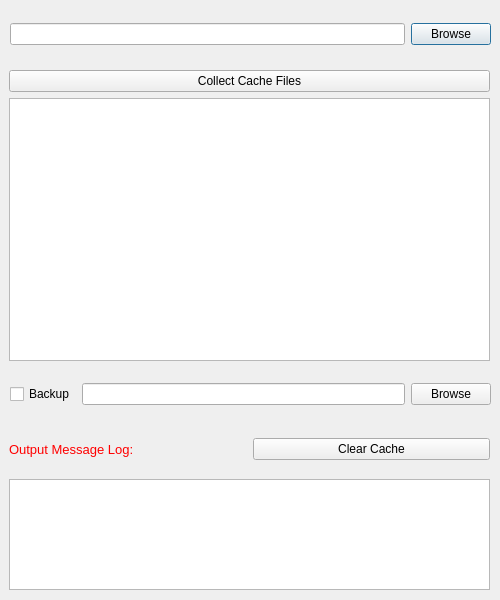
shangar-t-a/pyc-cleaner, file project/gui.ui: the form before one commit.
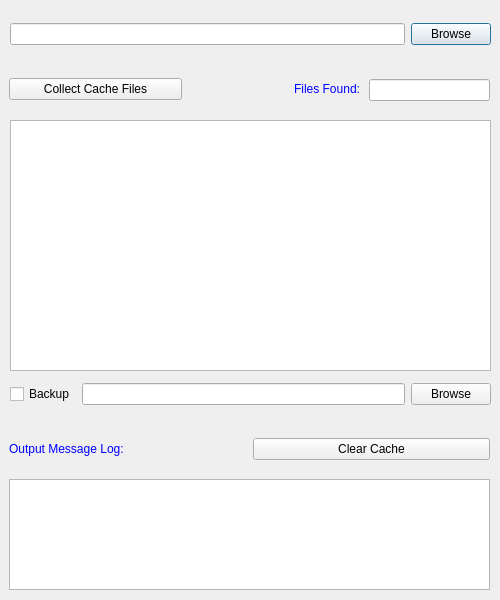
The form after the commit.

Commit message:
collect cache
added collect cache feature

Patch:
```diff
--- a/project/gui.ui
+++ b/project/gui.ui
@@ -50,23 +50,23 @@
   <widget class="QWidget" name="verticalLayoutWidget">
    <property name="geometry">
     <rect>
-     <x>9</x>
-     <y>70</y>
+     <x>10</x>
+     <y>120</y>
      <width>481</width>
-     <height>291</height>
+     <height>251</height>
     </rect>
    </property>
    <layout class="QVBoxLayout" name="verticalLayout">
     <item>
-     <widget class="QPushButton" name="collect_cache">
-      <property name="text">
-       <string>Collect Cache Files</string>
+     <widget class="QTextBrowser" name="cache_display">
+      <property name="horizontalScrollBarPolicy">
+       <enum>Qt::ScrollBarAsNeeded</enum>
+      </property>
+      <property name="lineWrapMode">
+       <enum>QTextEdit::NoWrap</enum>
       </property>
      </widget>
     </item>
-    <item>
-     <widget class="QTextBrowser" name="cache_display"/>
-    </item>
    </layout>
   </widget>
   <widget class="QWidget" name="horizontalLayoutWidget_2">
@@ -114,7 +114,7 @@
        <string notr="true">color:red</string>
       </property>
       <property name="text">
-       <string>&lt;html&gt;&lt;head/&gt;&lt;body&gt;&lt;p&gt;&lt;span style=&quot; font-size:10pt;&quot;&gt;Output Message Log:&lt;/span&gt;&lt;/p&gt;&lt;/body&gt;&lt;/html&gt;</string>
+       <string>&lt;html&gt;&lt;head/&gt;&lt;body&gt;&lt;p&gt;&lt;span style=&quot; font-size:9pt; color:#0000ff;&quot;&gt;Output Message Log:&lt;/span&gt;&lt;/p&gt;&lt;/body&gt;&lt;/html&gt;</string>
       </property>
      </widget>
     </item>
@@ -142,6 +142,47 @@
     </item>
    </layout>
   </widget>
+  <widget class="QWidget" name="horizontalLayoutWidget_4">
+   <property name="geometry">
+    <rect>
+     <x>9</x>
+     <y>69</y>
+     <width>351</width>
+     <height>41</height>
+    </rect>
+   </property>
+   <layout class="QHBoxLayout" name="horizontalLayout_4">
+    <item>
+     <widget class="QPushButton" name="collect_cache">
+      <property name="text">
+       <string>Collect Cache Files</string>
+      </property>
+     </widget>
+    </item>
+    <item>
+     <widget class="QLabel" name="label">
+      <property name="text">
+       <string>&lt;html&gt;&lt;head/&gt;&lt;body&gt;&lt;p align=&quot;right&quot;&gt;&lt;span style=&quot; font-size:9pt; color:#0000ff;&quot;&gt;Files Found:&lt;/span&gt;&lt;/p&gt;&lt;/body&gt;&lt;/html&gt;</string>
+      </property>
+     </widget>
+    </item>
+   </layout>
+  </widget>
+  <widget class="QWidget" name="horizontalLayoutWidget_5">
+   <property name="geometry">
+    <rect>
+     <x>369</x>
+     <y>70</y>
+     <width>121</width>
+     <height>41</height>
+    </rect>
+   </property>
+   <layout class="QHBoxLayout" name="horizontalLayout_5">
+    <item>
+     <widget class="QLineEdit" name="cache_count"/>
+    </item>
+   </layout>
+  </widget>
  </widget>
  <resources/>
  <connections/>
```
The commit also changes 2 other files.
